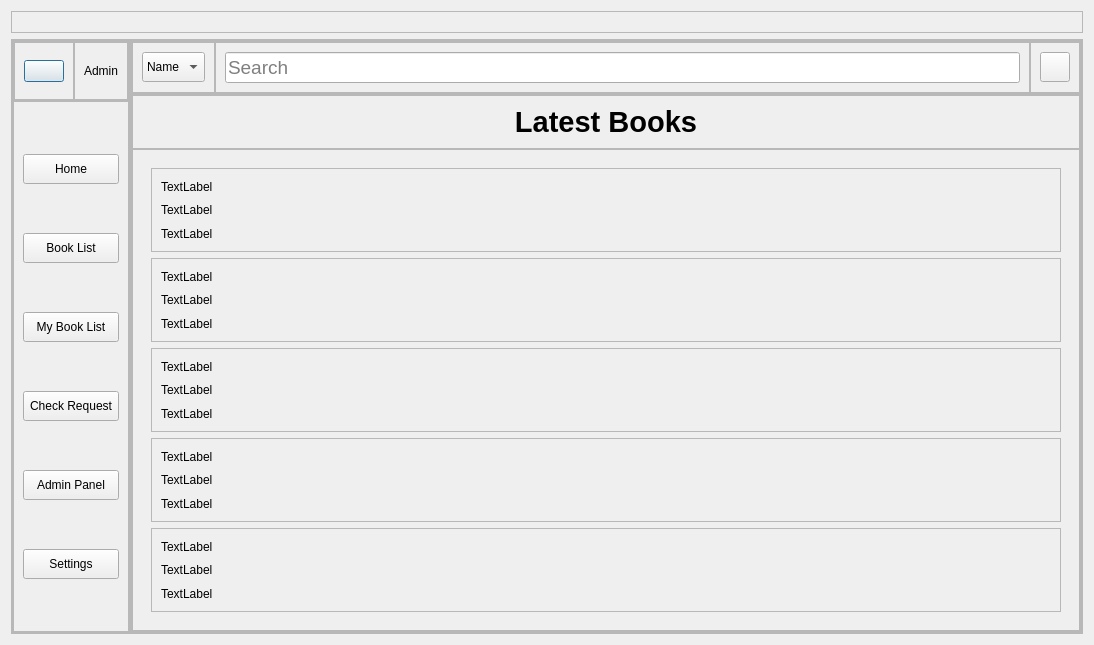
Old version of the form homepage.ui in the repository aavashlamichhane/LibMan.
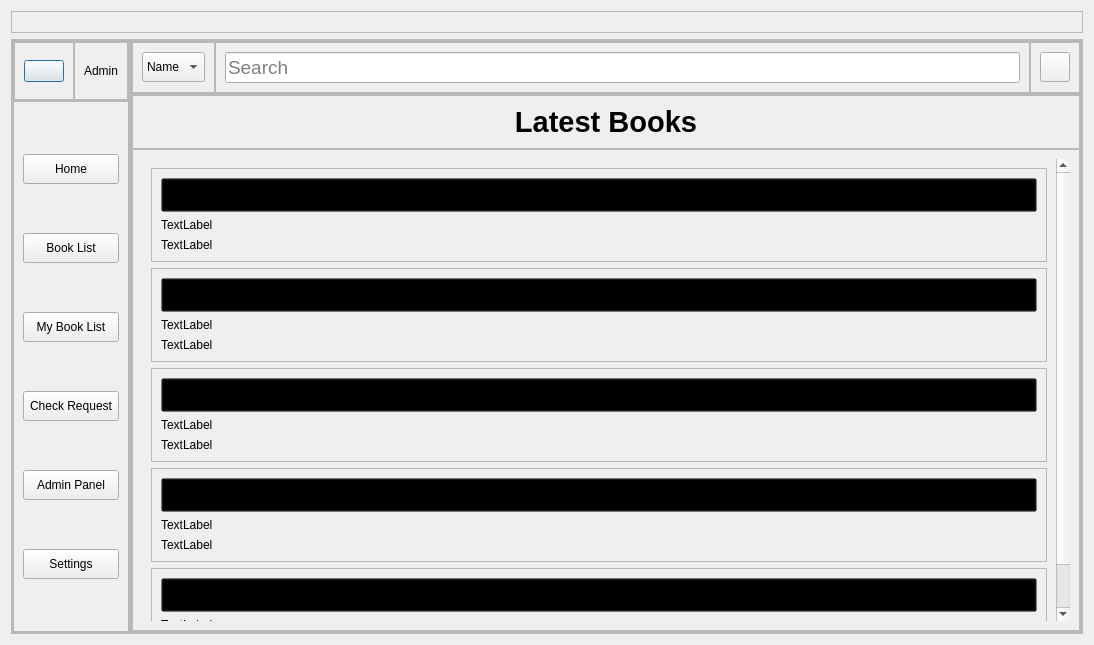
New version of the form. Icons and pictures are not drawn.

The edit to the form file:
```diff
--- a/homepage.ui
+++ b/homepage.ui
@@ -571,14 +571,22 @@
                      </property>
                      <layout class="QVBoxLayout" name="verticalLayout_7">
                       <item>
-                       <widget class="QLabel" name="label_b1">
+                       <widget class="QPushButton" name="label_b1">
+                        <property name="styleSheet">
+                         <string notr="true">background:transparent; Text-align:left;font-family:century gothic;font-size:18px; color:black;
+
+</string>
+                        </property>
                         <property name="text">
-                         <string>TextLabel</string>
+                         <string>PushButton</string>
                         </property>
                        </widget>
                       </item>
                       <item>
                        <widget class="QLabel" name="label_a1">
+                        <property name="styleSheet">
+                         <string notr="true">font: 11pt &quot;Segoe UI&quot;;</string>
+                        </property>
                         <property name="text">
                          <string>TextLabel</string>
                         </property>
@@ -586,6 +594,9 @@
                       </item>
                       <item>
                        <widget class="QLabel" name="label_i1">
+                        <property name="styleSheet">
+                         <string notr="true">font: 11pt &quot;Segoe UI&quot;;</string>
+                        </property>
                         <property name="text">
                          <string>TextLabel</string>
                         </property>
@@ -604,14 +615,25 @@
                      </property>
                      <layout class="QVBoxLayout" name="verticalLayout_8">
                       <item>
-                       <widget class="QLabel" name="label_b2">
+                       <widget class="QPushButton" name="label_b2">
+                        <property name="focusPolicy">
+                         <enum>Qt::StrongFocus</enum>
+                        </property>
+                        <property name="styleSheet">
+                         <string notr="true">background:transparent; Text-align:left;font-family:century gothic;font-size:18px; color:black;
+
+</string>
+                        </property>
                         <property name="text">
-                         <string>TextLabel</string>
+                         <string>PushButton</string>
                         </property>
                        </widget>
                       </item>
                       <item>
                        <widget class="QLabel" name="label_a2">
+                        <property name="styleSheet">
+                         <string notr="true">font: 11pt &quot;Segoe UI&quot;;</string>
+                        </property>
                         <property name="text">
                          <string>TextLabel</string>
                         </property>
@@ -619,6 +641,9 @@
                       </item>
                       <item>
                        <widget class="QLabel" name="label_i2">
+                        <property name="styleSheet">
+                         <string notr="true">font: 11pt &quot;Segoe UI&quot;;</string>
+                        </property>
                         <property name="text">
                          <string>TextLabel</string>
                         </property>
@@ -637,14 +662,22 @@
                      </property>
                      <layout class="QVBoxLayout" name="verticalLayout_9">
                       <item>
-                       <widget class="QLabel" name="label_b3">
+                       <widget class="QPushButton" name="label_b3">
+                        <property name="styleSheet">
+                         <string notr="true">background:transparent; Text-align:left;font-family:century gothic;font-size:18px; color:black;
+
+</string>
+                        </property>
                         <property name="text">
-                         <string>TextLabel</string>
+                         <string>PushButton</string>
                         </property>
                        </widget>
                       </item>
                       <item>
                        <widget class="QLabel" name="label_a3">
+                        <property name="styleSheet">
+                         <string notr="true">font: 11pt &quot;Segoe UI&quot;;</string>
+                        </property>
                         <property name="text">
                          <string>TextLabel</string>
                         </property>
@@ -652,6 +685,9 @@
                       </item>
                       <item>
                        <widget class="QLabel" name="label_i3">
+                        <property name="styleSheet">
+                         <string notr="true">font: 11pt &quot;Segoe UI&quot;;</string>
+                        </property>
                         <property name="text">
                          <string>TextLabel</string>
                         </property>
@@ -670,14 +706,22 @@
                      </property>
                      <layout class="QVBoxLayout" name="verticalLayout_10">
                       <item>
-                       <widget class="QLabel" name="label_b4">
+                       <widget class="QPushButton" name="label_b4">
+                        <property name="styleSheet">
+                         <string notr="true">background:transparent; Text-align:left;font-family:century gothic;font-size:18px; color:black;
+
+</string>
+                        </property>
                         <property name="text">
-                         <string>TextLabel</string>
+                         <string>PushButton</string>
                         </property>
                        </widget>
                       </item>
                       <item>
                        <widget class="QLabel" name="label_a4">
+                        <property name="styleSheet">
+                         <string notr="true">font: 11pt &quot;Segoe UI&quot;;</string>
+                        </property>
                         <property name="text">
                          <string>TextLabel</string>
                         </property>
@@ -685,6 +729,9 @@
                       </item>
                       <item>
                        <widget class="QLabel" name="label_i4">
+                        <property name="styleSheet">
+                         <string notr="true">font: 11pt &quot;Segoe UI&quot;;</string>
+                        </property>
                         <property name="text">
                          <string>TextLabel</string>
                         </property>
@@ -703,14 +750,22 @@
                      </property>
                      <layout class="QVBoxLayout" name="verticalLayout_11">
                       <item>
-                       <widget class="QLabel" name="label_b5">
+                       <widget class="QPushButton" name="label_b5">
+                        <property name="styleSheet">
+                         <string notr="true">background:transparent; Text-align:left;font-family:century gothic;font-size:18px; color:black;
+
+</string>
+                        </property>
                         <property name="text">
-                         <string>TextLabel</string>
+                         <string>PushButton</string>
                         </property>
                        </widget>
                       </item>
                       <item>
                        <widget class="QLabel" name="label_a5">
+                        <property name="styleSheet">
+                         <string notr="true">font: 11pt &quot;Segoe UI&quot;;</string>
+                        </property>
                         <property name="text">
                          <string>TextLabel</string>
                         </property>
@@ -718,6 +773,9 @@
                       </item>
                       <item>
                        <widget class="QLabel" name="label_i5">
+                        <property name="styleSheet">
+                         <string notr="true">font: 11pt &quot;Segoe UI&quot;;</string>
+                        </property>
                         <property name="text">
                          <string>TextLabel</string>
                         </property>
```
Left out of the diff: 3 changed lines with no effect on the pictures.
